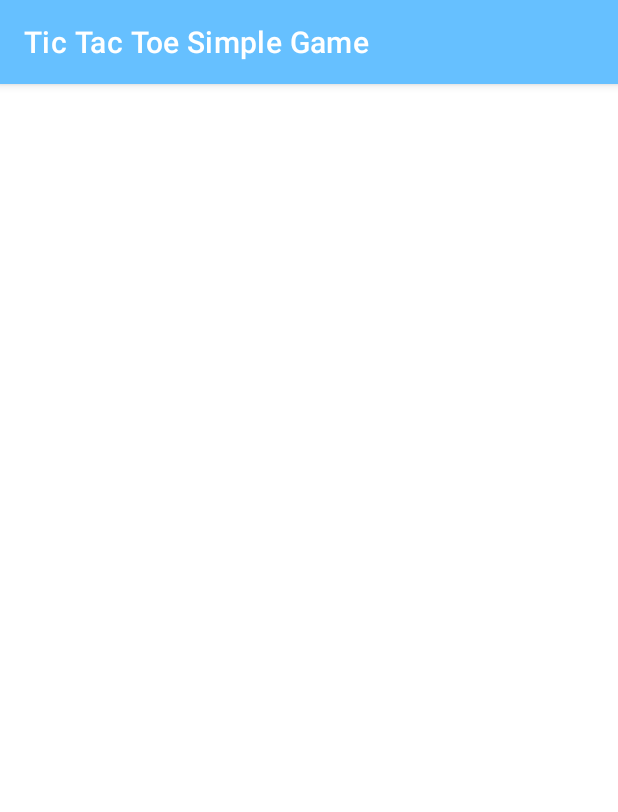
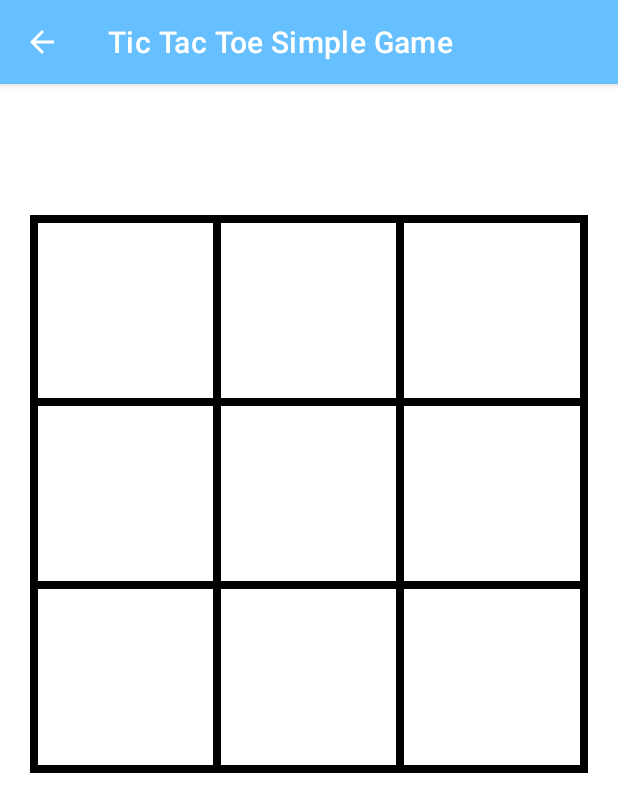
Before and after one commit to YamatoRyu/Tic-Tac-Toe-Simple-Game, an Android app: the screen it shows after launch (PlayerVsComputerActivity), after a tap on "PLAYER VS COMPUTER", on a phone screen of 412 x 824 dp. Shown: the top 812 px of the screen. Run offline under Robolectric (Android 15) with nearby library versions, the phone set to English and light mode, and no system bars.

Commit message:
Simple Game part 2

```diff
--- a/app/src/main/java/protection/member/tic_tac_toe_simple_game/gameplayer/solo_player/PlayerVsComputerActivity.kt
+++ b/app/src/main/java/protection/member/tic_tac_toe_simple_game/gameplayer/solo_player/PlayerVsComputerActivity.kt
@@ -1,12 +1,42 @@
 package protection.member.tic_tac_toe_simple_game.gameplayer.solo_player
 
 import android.os.Bundle
+import android.widget.TextView
 import androidx.appcompat.app.AppCompatActivity
+import com.google.android.material.button.MaterialButton
 import protection.member.tic_tac_toe_simple_game.R
+import protection.member.tic_tac_toe_simple_game.databinding.ActivityPlayerVsComputerBinding
 
 class PlayerVsComputerActivity : AppCompatActivity() {
+    private var _binding: ActivityPlayerVsComputerBinding? = null
+    private val binding get() = _binding!!
+
+    companion object {
+        const val PLAYER = "O"
+        const val COMPUTER = "X"
+    }
+
+    private val array = mutableListOf<MaterialButton>()
+
+    private val firstTurn = SoloPlayerTurn.PLAYER_CIRCLE
+    private val drawFirstTurn = SoloPlayerTurn.PLAYER_CIRCLE
+
+    private lateinit var player: TextView
+    private lateinit var computer: TextView
+
+    private var playerScore = 0
+    private var computerScore = 0
+
     override fun onCreate(savedInstanceState: Bundle?) {
         super.onCreate(savedInstanceState)
-        setContentView(R.layout.activity_player_vs_computer)
+        _binding = ActivityPlayerVsComputerBinding.inflate(layoutInflater)
+        setContentView(binding.root)
+
+        supportActionBar?.setDisplayHomeAsUpEnabled(true)
+    }
+
+    override fun onSupportNavigateUp(): Boolean {
+        onSupportNavigateUp()
+        return true
     }
 }
--- /dev/null
+++ b/app/src/main/java/protection/member/tic_tac_toe_simple_game/gameplayer/solo_player/SoloPlayerTurn.kt
@@ -0,0 +1,6 @@
+package protection.member.tic_tac_toe_simple_game.gameplayer.solo_player
+
+enum class SoloPlayerTurn {
+    PLAYER_CIRCLE,
+    COMPUTER_CROSS
+}
--- a/app/src/main/res/layout/activity_player_vs_computer.xml
+++ b/app/src/main/res/layout/activity_player_vs_computer.xml
@@ -7,4 +7,135 @@
     android:layout_height="match_parent"
     tools:context=".gameplayer.solo_player.PlayerVsComputerActivity">
 
+    <TextView
+        android:id="@+id/who_turn"
+        android:layout_width="match_parent"
+        android:layout_height="wrap_content"
+        android:gravity="center"
+        android:textColor="@color/you_chan"
+        android:textSize="35sp"
+        android:textStyle="bold"
+        app:layout_constraintEnd_toEndOf="parent"
+        app:layout_constraintStart_toStartOf="parent"
+        app:layout_constraintTop_toTopOf="parent"
+        tools:text="Play" />
+
+    <LinearLayout
+        android:id="@+id/linear_layout"
+        android:layout_width="match_parent"
+        android:layout_height="0dp"
+        android:layout_marginTop="20dp"
+        android:orientation="vertical"
+        android:padding="20dp"
+        app:layout_constraintDimensionRatio="1:1"
+        app:layout_constraintEnd_toEndOf="parent"
+        app:layout_constraintStart_toStartOf="parent"
+        app:layout_constraintTop_toBottomOf="@+id/who_turn">
+
+        <View style="@style/horizontal_line" />
+
+        <LinearLayout style="@style/row">
+
+            <View style="@style/vertical_line" />
+
+            <com.google.android.material.button.MaterialButton
+                android:id="@+id/button1"
+                style="@style/column" />
+
+            <View style="@style/vertical_line" />
+
+            <com.google.android.material.button.MaterialButton
+                android:id="@+id/button2"
+                style="@style/column" />
+
+            <View style="@style/vertical_line" />
+
+            <com.google.android.material.button.MaterialButton
+                android:id="@+id/button3"
+                style="@style/column" />
+
+            <View style="@style/vertical_line" />
+
+        </LinearLayout>
+
+        <View style="@style/horizontal_line" />
+
+        <LinearLayout style="@style/row">
+
+            <View style="@style/vertical_line" />
+
+            <com.google.android.material.button.MaterialButton
+                android:id="@+id/button4"
+                style="@style/column" />
+
+            <View style="@style/vertical_line" />
+
+            <com.google.android.material.button.MaterialButton
+                android:id="@+id/button5"
+                style="@style/column" />
+
+            <View style="@style/vertical_line" />
+
+            <com.google.android.material.button.MaterialButton
+                android:id="@+id/button6"
+                style="@style/column" />
+
+            <View style="@style/vertical_line" />
+
+        </LinearLayout>
+
+        <View style="@style/horizontal_line" />
+
+        <LinearLayout style="@style/row">
+
+            <View style="@style/vertical_line" />
+
+            <com.google.android.material.button.MaterialButton
+                android:id="@+id/button7"
+                style="@style/column" />
+
+            <View style="@style/vertical_line" />
+
+            <com.google.android.material.button.MaterialButton
+                android:id="@+id/button8"
+                style="@style/column" />
+
+            <View style="@style/vertical_line" />
+
+            <com.google.android.material.button.MaterialButton
+                android:id="@+id/button9"
+                style="@style/column" />
+
+            <View style="@style/vertical_line" />
+
+        </LinearLayout>
+
+        <View style="@style/horizontal_line" />
+
+    </LinearLayout>
+
+    <TextView
+        android:id="@+id/player_score"
+        android:layout_width="wrap_content"
+        android:layout_height="wrap_content"
+        android:layout_marginStart="60dp"
+        android:layout_marginTop="50dp"
+        android:textColor="@color/you_chan"
+        android:textSize="20sp"
+        app:layout_constraintStart_toStartOf="parent"
+        app:layout_constraintTop_toBottomOf="@+id/linear_layout"
+        tools:text="player" />
+
+    <TextView
+        android:id="@+id/computer_score"
+        android:layout_width="wrap_content"
+        android:layout_height="wrap_content"
+        android:layout_marginTop="50dp"
+        android:layout_marginEnd="60dp"
+        android:textColor="@color/red"
+        android:textSize="20sp"
+        app:layout_constraintEnd_toEndOf="parent"
+        app:layout_constraintTop_toBottomOf="@+id/linear_layout"
+        tools:text="computer" />
+
 </androidx.constraintlayout.widget.ConstraintLayout>
```
